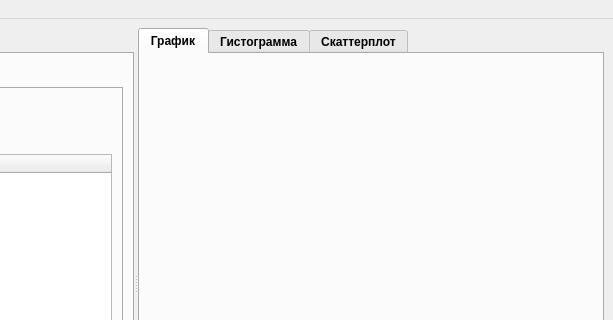
This is mainwindow.ui in GlebDorohov17092006/Experiment2025 as Qt 5 draws it before an edit; both pictures show x 561 to 1174 and y 0 to 320 of the 1174 by 569 pixel window. The edited form follows.
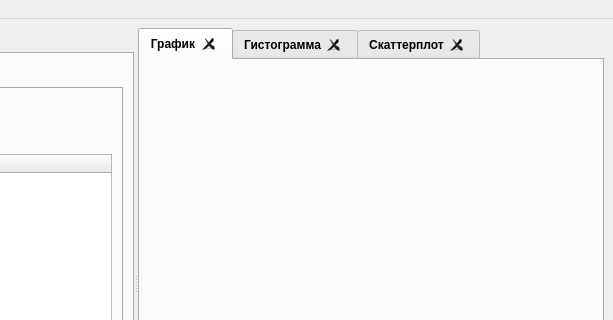
This is the edited form. The open tabs and pages were chosen to show the change. Icons and pictures are not drawn. Custom widgets are drawn as their Qt base class.

Commit message: Implemented dynamic graph addition

Diff of the .ui file:
```diff
--- a/mainwindow.ui
+++ b/mainwindow.ui
@@ -672,6 +672,12 @@
        <property name="currentIndex">
         <number>0</number>
        </property>
+       <property name="documentMode">
+        <bool>false</bool>
+       </property>
+       <property name="tabsClosable">
+        <bool>true</bool>
+       </property>
        <widget class="QWidget" name="line_tab">
         <attribute name="title">
          <string>График</string>
```
Left out of the diff: 32 changed lines with no effect on the pictures. The commit also changes 2 other files.
